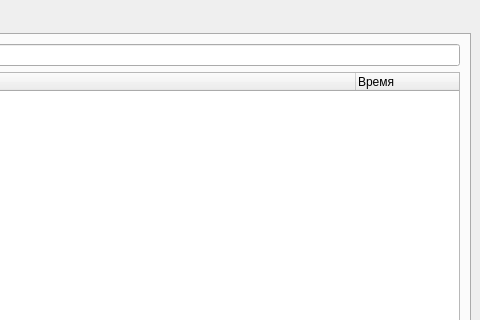
Above: Client/design_test.ui from maxpaleev/Task_manager before the change; both pictures show x 655 to 1135 and y 0 to 320 of the 1135 by 547 pixel window. Below: the same form after it.
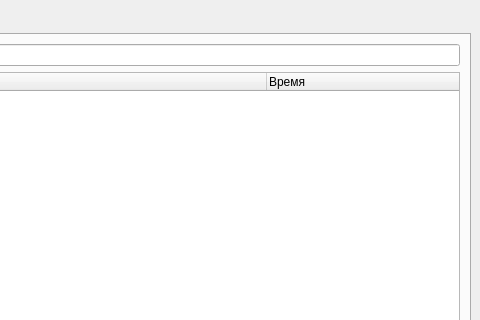
That is the form after the change.

Patch:
```diff
--- a/Client/design_test.ui
+++ b/Client/design_test.ui
@@ -123,7 +123,7 @@
              <number>2</number>
             </property>
             <attribute name="headerDefaultSectionSize">
-             <number>439</number>
+             <number>350</number>
             </attribute>
             <column>
              <property name="text">
```
